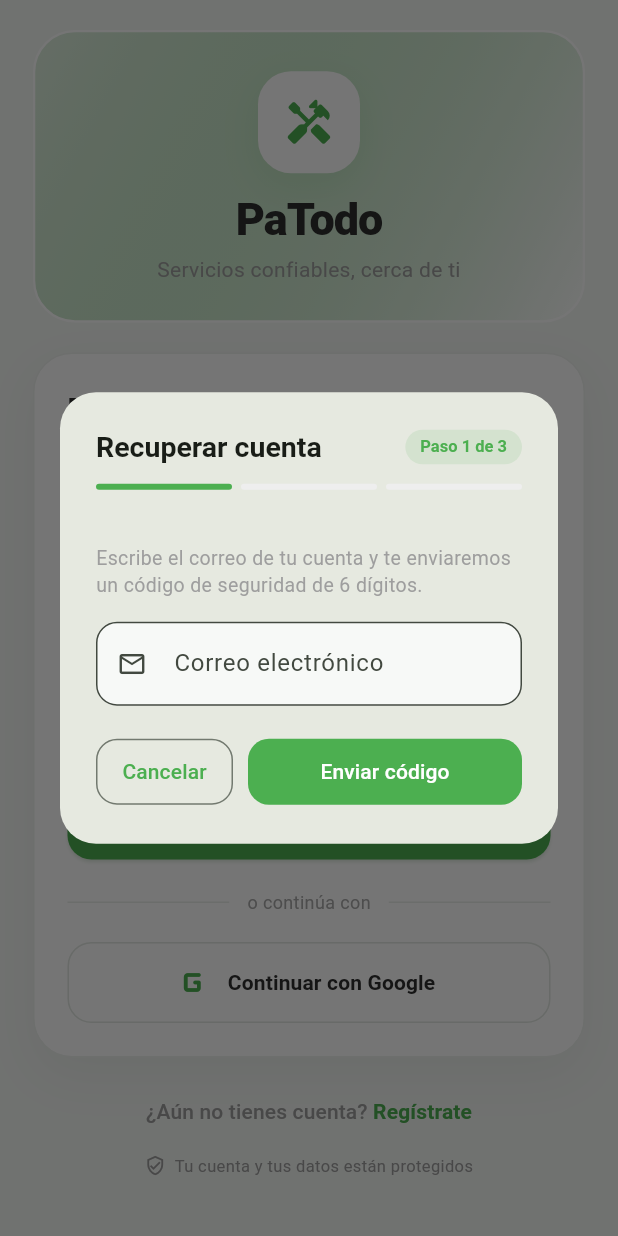
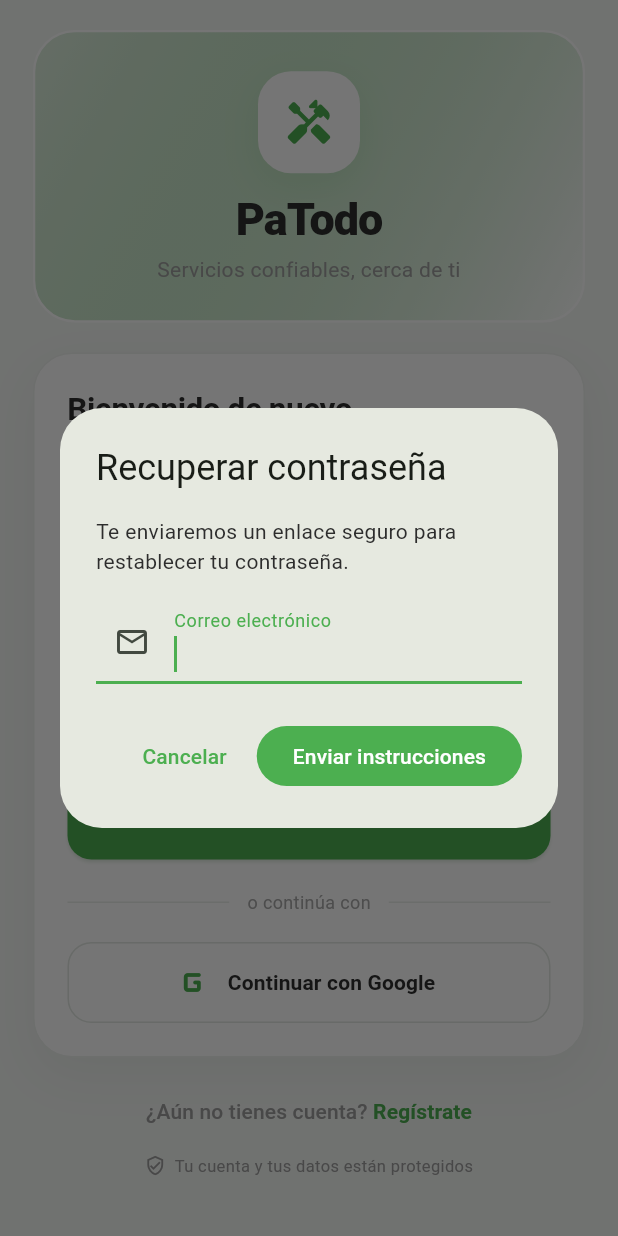
Before and after one commit to CarlosOrozco-1/paTodo, a Flutter app: the screen it shows after launch, after a tap on "¿Olvidaste tu contraseña?", on a phone screen of 412 x 824 dp. Run offline on Flutter 3.47's test engine with Material 3 defaults, Android fonts, the phone set to English and light mode, and no system bars; our stand-ins replace cloud_firestore, dio, firebase_auth, firebase_core, firebase_messaging, flutter_local_notifications and 5 more; missing offline and left inert: flutter_webrtc; accounts and stored records are empty.

Commit message:
recuperación de contraseña y comparacion de precios en cliente y trabajador

```diff
--- a/frontend-mobile/lib/src/features/auth/presentation/login_screen.dart
+++ b/frontend-mobile/lib/src/features/auth/presentation/login_screen.dart
@@ -2,7 +2,7 @@
 import '../../../core/network/api_client.dart';
 import '../../../core/theme/app_theme.dart';
 import '../data/auth_repository.dart';
-import 'recovery_stepper.dart';
+import 'password_reset_dialog.dart';
 
 class LoginScreen extends StatefulWidget {
   const LoginScreen({super.key});
@@ -101,15 +101,8 @@
   void _openRecovery() {
     showDialog(
       context: context,
-      builder: (_) => RecoveryStepper(
-        onRequestCode: _repo.requestPasswordResetOtp,
-        onVerifyCode: _repo.verifyResetCodeOtp,
-        onResetPassword: (email, code, newPassword) => _repo.resetPasswordWithOtp(
-          email: email,
-          code: code,
-          newPassword: newPassword,
-        ),
-      ),
+      builder:
+          (_) => PasswordResetDialog(onSendResetEmail: _repo.sendPasswordReset),
     );
   }
 
--- /dev/null
+++ b/frontend-mobile/lib/src/features/auth/presentation/password_reset_dialog.dart
@@ -0,0 +1,125 @@
+import 'package:firebase_auth/firebase_auth.dart';
+import 'package:flutter/material.dart';
+
+class PasswordResetDialog extends StatefulWidget {
+  const PasswordResetDialog({super.key, required this.onSendResetEmail});
+
+  final Future<void> Function(String email) onSendResetEmail;
+
+  @override
+  State<PasswordResetDialog> createState() => _PasswordResetDialogState();
+}
+
+class _PasswordResetDialogState extends State<PasswordResetDialog> {
+  final _email = TextEditingController();
+  bool _loading = false;
+  bool _sent = false;
+  String? _error;
+
+  @override
+  void dispose() {
+    _email.dispose();
+    super.dispose();
+  }
+
+  Future<void> _send() async {
+    final email = _email.text.trim();
+    if (email.isEmpty || !email.contains('@') || !email.contains('.')) {
+      setState(() => _error = 'Escribe un correo electrónico válido.');
+      return;
+    }
+
+    setState(() {
+      _loading = true;
+      _error = null;
+    });
+
+    try {
+      await widget.onSendResetEmail(email);
+      if (mounted) setState(() => _sent = true);
+    } on FirebaseAuthException catch (error) {
+      if (!mounted) return;
+      setState(() {
+        _error = switch (error.code) {
+          'invalid-email' => 'Escribe un correo electrónico válido.',
+          'too-many-requests' =>
+            'Inténtalo de nuevo más tarde. Se solicitaron varios correos.',
+          'network-request-failed' =>
+            'No hay conexión. Revisa tu internet e inténtalo de nuevo.',
+          _ => 'No pudimos enviar el correo. Inténtalo de nuevo.',
+        };
+      });
+    } catch (_) {
+      if (mounted) {
+        setState(
+          () => _error = 'No pudimos enviar el correo. Inténtalo de nuevo.',
+        );
+      }
+    } finally {
+      if (mounted) setState(() => _loading = false);
+    }
+  }
+
+  @override
+  Widget build(BuildContext context) {
+    return AlertDialog(
+      title: Text(_sent ? 'Revisa tu correo' : 'Recuperar contraseña'),
+      content:
+          _sent
+              ? Text(
+                'Si existe una cuenta asociada a ${_email.text.trim()}, recibirás '
+                'un correo con instrucciones para crear una contraseña nueva. '
+                'Revisa también la carpeta de spam.',
+              )
+              : Column(
+                mainAxisSize: MainAxisSize.min,
+                crossAxisAlignment: CrossAxisAlignment.stretch,
+                children: [
+                  const Text(
+                    'Te enviaremos un enlace seguro para restablecer tu contraseña.',
+                  ),
+                  const SizedBox(height: 16),
+                  TextField(
+                    controller: _email,
+                    autofocus: true,
+                    keyboardType: TextInputType.emailAddress,
+                    textInputAction: TextInputAction.done,
+                    autofillHints: const [AutofillHints.email],
+                    onSubmitted: (_) => _loading ? null : _send(),
+                    decoration: const InputDecoration(
+                      labelText: 'Correo electrónico',
+                      prefixIcon: Icon(Icons.email_outlined),
+                    ),
+                  ),
+                  if (_error != null) ...[
+                    const SizedBox(height: 12),
+                    Text(
+                      _error!,
+                      style: TextStyle(
+                        color: Theme.of(context).colorScheme.error,
+                      ),
+                    ),
+                  ],
+                ],
+              ),
+      actions: [
+        TextButton(
+          onPressed: _loading ? null : () => Navigator.of(context).pop(),
+          child: Text(_sent ? 'Cerrar' : 'Cancelar'),
+        ),
+        if (!_sent)
+          FilledButton(
+            onPressed: _loading ? null : _send,
+            child:
+                _loading
+                    ? const SizedBox(
+                      width: 18,
+                      height: 18,
+                      child: CircularProgressIndicator(strokeWidth: 2),
+                    )
+                    : const Text('Enviar instrucciones'),
+          ),
+      ],
+    );
+  }
+}
```
Also changed, not shown: frontend-mobile/lib/src/features/auth/data/auth_repository.dart (+32 -17 lines), frontend-mobile/lib/src/features/home/presentation/home_screen.dart (+85 -16 lines).
